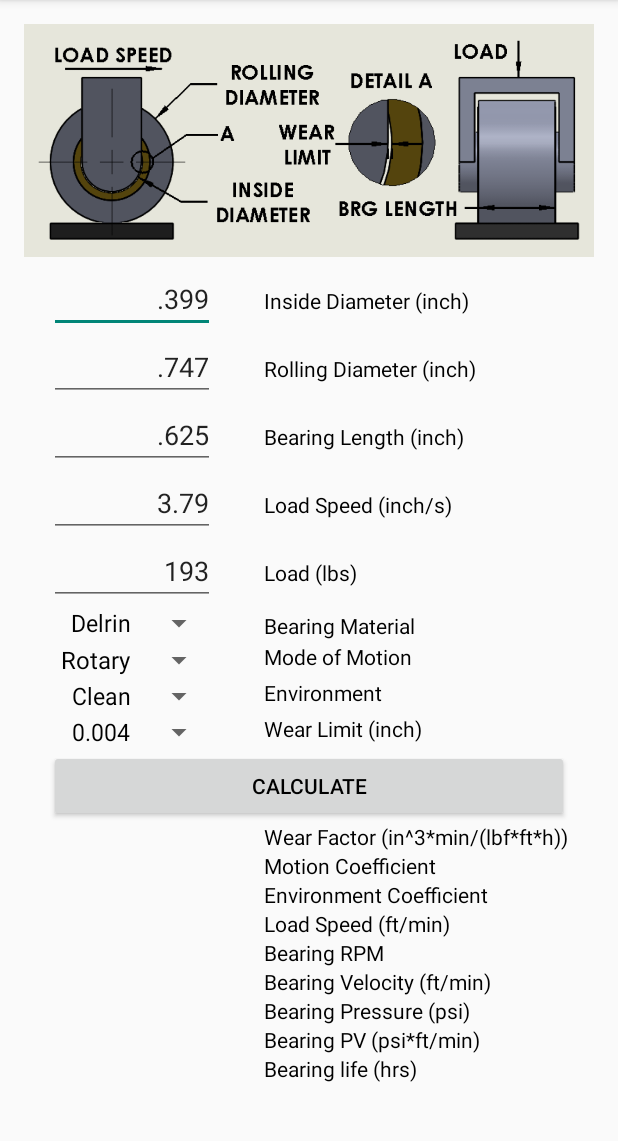
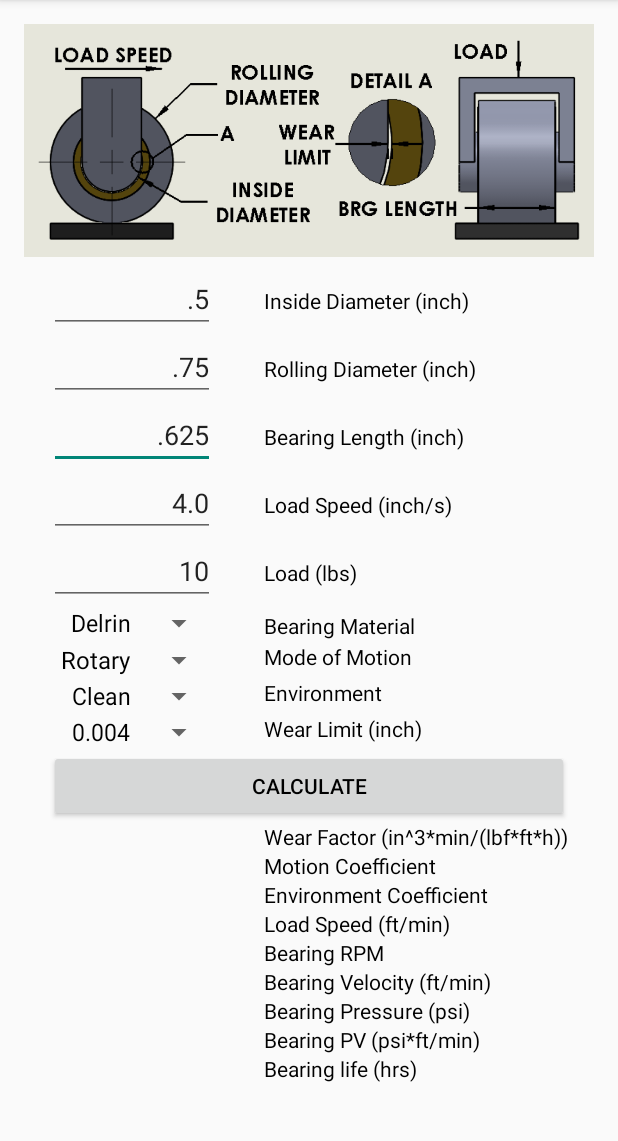
Before and after one commit to g-marsh/SleeveBearings, an Android app: the screen it shows after launch (MainActivity), on a phone screen of 412 x 824 dp, the part 84-1225 px from its top. Run offline under Robolectric (Android 15) with nearby library versions, the phone set to English and light mode, and no system bars.

Commit message:
Released Build 2016-7-17

```diff
--- a/app/src/main/res/layout/activity_main.xml
+++ b/app/src/main/res/layout/activity_main.xml
@@ -49,7 +49,7 @@
                 android:width="75dp"
                 android:layout_column="0"
                 android:gravity="end"
-                android:text=".399" />
+                android:text=".5" />
 
             <TextView
                 android:layout_width="wrap_content"
@@ -72,7 +72,7 @@
                 android:width="75dp"
                 android:layout_column="0"
                 android:gravity="end"
-                android:text=".747" />
+                android:text=".75" />
 
             <TextView
                 android:layout_width="wrap_content"
@@ -118,7 +118,7 @@
                 android:width="75dp"
                 android:layout_column="0"
                 android:gravity="end"
-                android:text="3.79" />
+                android:text="4.0" />
 
             <TextView
                 android:layout_width="wrap_content"
@@ -141,7 +141,7 @@
                 android:width="75dp"
                 android:layout_column="0"
                 android:gravity="end"
-                android:text="193" />
+                android:text="10" />
 
             <TextView
                 android:layout_width="wrap_content"
```
